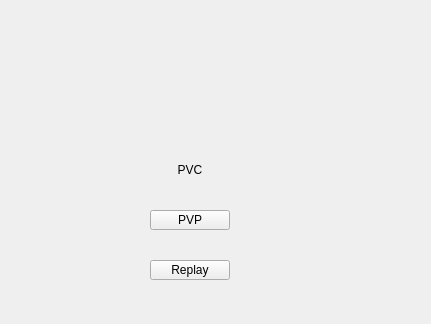
Above: welcomewidget.ui from epcm/QtNoGo before the change. Below: the same form after it.
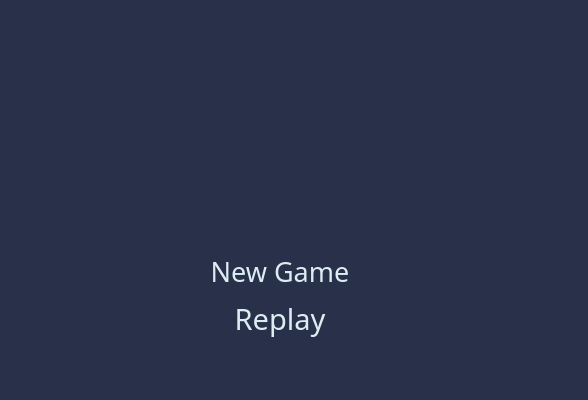
That is the form after the change.

The edit to the form file:
```diff
--- a/welcomewidget.ui
+++ b/welcomewidget.ui
@@ -6,60 +6,81 @@
    <rect>
     <x>0</x>
     <y>0</y>
-    <width>431</width>
-    <height>324</height>
+    <width>588</width>
+    <height>400</height>
    </rect>
   </property>
   <property name="windowTitle">
    <string>Form</string>
   </property>
-  <widget class="QPushButton" name="PVCPushButton">
+  <property name="styleSheet">
+   <string notr="true">background-color: rgb(40, 49, 73);</string>
+  </property>
+  <widget class="QWidget" name="verticalLayoutWidget">
    <property name="geometry">
     <rect>
-     <x>150</x>
-     <y>160</y>
-     <width>80</width>
-     <height>20</height>
+     <x>200</x>
+     <y>250</y>
+     <width>160</width>
+     <height>90</height>
     </rect>
+   </property>
+   <layout class="QVBoxLayout" name="verticalLayout">
+    <item>
+     <widget class="QPushButton" name="NewGamePushButton">
+      <property name="font">
+       <font>
+        <family>Arial Rounded MT Bold</family>
+        <pointsize>20</pointsize>
+        <weight>50</weight>
+        <italic>false</italic>
+        <bold>false</bold>
+        <stylestrategy>PreferAntialias</stylestrategy>
+       </font>
    </property>
    <property name="cursor">
     <cursorShape>PointingHandCursor</cursorShape>
    </property>
    <property name="styleSheet">
-    <string notr="true">font: 9pt &quot;Arial Rounded MT Bold&quot;;</string>
+       <string notr="true">font: 20pt &quot;Arial Rounded MT Bold&quot;;
+color: rgb(219, 237, 243);</string>
    </property>
    <property name="text">
-    <string>PVC</string>
+       <string>New Game</string>
    </property>
    <property name="flat">
     <bool>true</bool>
    </property>
   </widget>
-  <widget class="QPushButton" name="PVPPushButton">
-   <property name="geometry">
-    <rect>
-     <x>150</x>
-     <y>210</y>
-     <width>80</width>
-     <height>20</height>
-    </rect>
-   </property>
-   <property name="text">
-    <string>PVP</string>
-   </property>
-  </widget>
+    </item>
+    <item>
   <widget class="QPushButton" name="ReplayPushButton">
-   <property name="geometry">
-    <rect>
-     <x>150</x>
-     <y>260</y>
-     <width>80</width>
-     <height>20</height>
-    </rect>
+      <property name="font">
+       <font>
+        <family>Arial Rounded MT Bold</family>
+        <pointsize>22</pointsize>
+        <weight>50</weight>
+        <italic>false</italic>
+        <bold>false</bold>
+        <stylestrategy>PreferAntialias</stylestrategy>
+       </font>
+      </property>
+      <property name="cursor">
+       <cursorShape>PointingHandCursor</cursorShape>
+      </property>
+      <property name="styleSheet">
+       <string notr="true">font: 22pt &quot;Arial Rounded MT Bold&quot;;
+color: rgb(219, 237, 243);</string>
    </property>
    <property name="text">
     <string>Replay</string>
    </property>
+      <property name="flat">
+       <bool>true</bool>
+      </property>
+     </widget>
+    </item>
+   </layout>
   </widget>
  </widget>
  <resources/>
```
Lines whose indentation alone changed are shown as unchanged.
